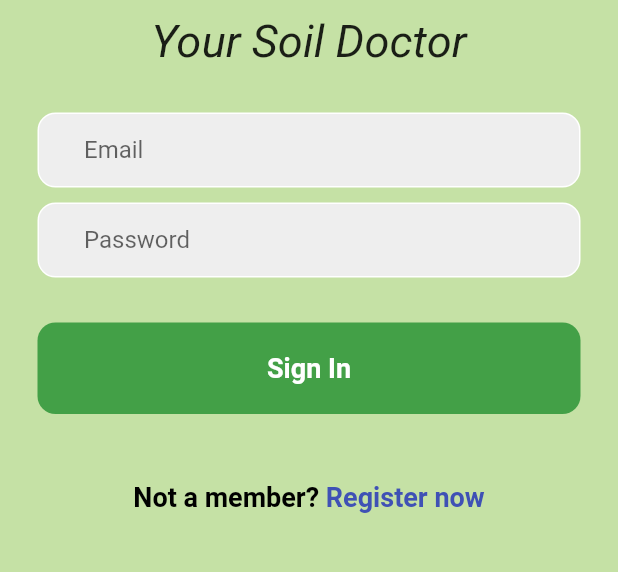
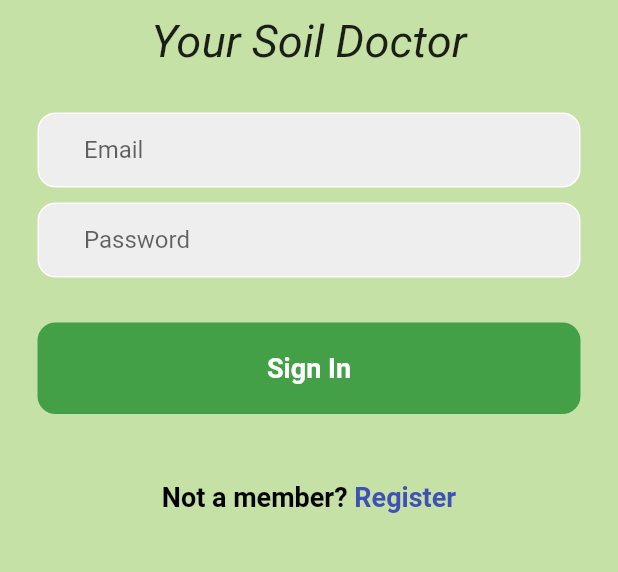
Before and after one commit to shravanicm17/OSIRIS-IH, a Flutter app: the screen it shows after launch, on a phone screen of 412 x 824 dp, the part 456-1028 px from its top. Run offline on Flutter 3.47's test engine with Material 2 defaults, Android fonts, the phone set to English and light mode, and no system bars; our stand-ins replace charts_flutter, curved_navigation_bar.

Commit message:
minor change

```diff
--- a/lib/screens/login pages/login.dart
+++ b/lib/screens/login pages/login.dart
@@ -116,7 +116,7 @@ class _LoginPageState extends State<LoginPage> {
                       Navigator.pushNamed(context, '/signup');
                     },
                     child: Text(
-                      'Register now',
+                      'Register',
                       style: TextStyle(
                         color: Colors.indigo,
                         fontSize: 18,
```
Also changed, not shown: 2 other files.
